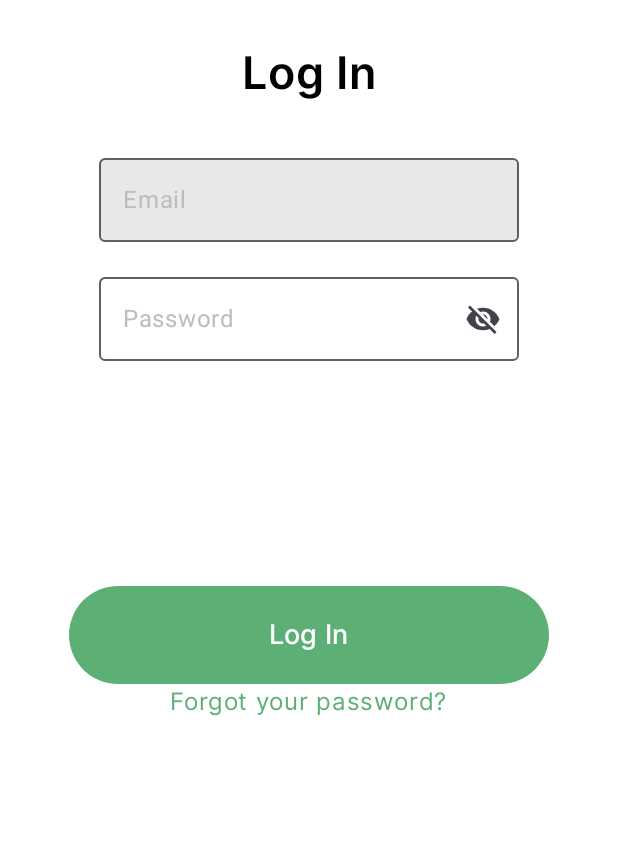
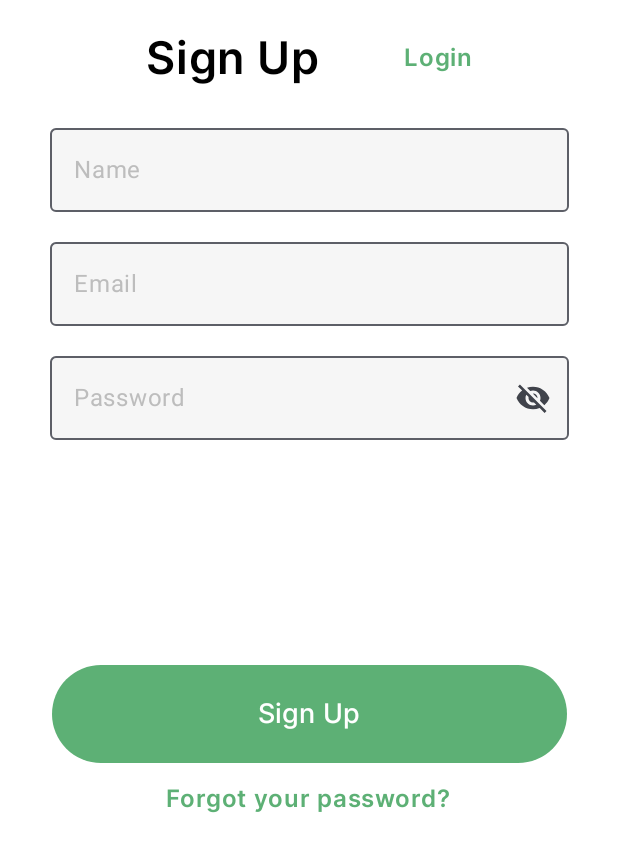
Before and after one commit to gabisponciano/EduApp, an Android app built with Jetpack Compose: the screen it shows after launch (MainActivity), on a phone screen of 412 x 824 dp. Shown: the top 852 px of the screen. Run offline under Robolectric (Android 15) with nearby library versions, the phone set to English and light mode, and no system bars.

Commit message:
Content, class and Sign Up

```diff
--- a/app/src/main/java/com/example/educationapp/LogIn.kt
+++ b/app/src/main/java/com/example/educationapp/LogIn.kt
@@ -38,6 +38,7 @@ import androidx.compose.ui.unit.sp
 import androidx.navigation.NavController
 import androidx.navigation.compose.rememberNavController
 import com.example.educationapp.components.HeaderLog
+import com.example.educationapp.ui.theme.BackField
 import com.example.educationapp.ui.theme.Inter
 import com.example.educationapp.ui.theme.Primary_Green
 import com.example.educationapp.ui.theme.TextFieldBackground
@@ -66,17 +67,23 @@ fun LogIn(navController: NavController){
                 label = { Text(text = ("Email"), color = TextFieldText) },
                 singleLine = true,
                 colors = OutlinedTextFieldDefaults.colors(
-                    focusedContainerColor = TextFieldBackground,
-                    unfocusedContainerColor = TextFieldBackground,
+                    focusedContainerColor = BackField,
+                    unfocusedContainerColor = BackField,
                 ),
-                keyboardOptions = KeyboardOptions(keyboardType = KeyboardType.Email)
+                keyboardOptions = KeyboardOptions(keyboardType = KeyboardType.Email),
+                modifier = Modifier.width(346.dp)
+
             )
 
-            Spacer(modifier = Modifier.height(15.dp))
+            Spacer(modifier = Modifier.height(12.dp))
             OutlinedTextField(value = password,
                 onValueChange = {password = it},
                 singleLine = true,
                 label = { Text(text = "Password", color = TextFieldText)},
+                colors = OutlinedTextFieldDefaults.colors(
+                    focusedContainerColor = BackField,
+                    unfocusedContainerColor = BackField,
+                ),
                 visualTransformation =
                     if(showPassword){
                         VisualTransformation.None
@@ -99,7 +106,8 @@ fun LogIn(navController: NavController){
                             modifier = Modifier.clickable { showPassword = true }
                         )
                     }
-                }
+                },
+                modifier = Modifier.width(346.dp)
                 )
             Spacer(modifier = Modifier.height(150.dp))
             Button(onClick = {
@@ -114,7 +122,7 @@ fun LogIn(navController: NavController){
                 colors = ButtonDefaults.buttonColors(containerColor = Primary_Green),
                 modifier = Modifier
                     .height(65.dp)
-                    .width(320.dp),
+                    .width(343.dp),
                 ) {
                 Text(text = "Log In",
                    fontSize = 18.sp,
@@ -123,10 +131,11 @@ fun LogIn(navController: NavController){
 
 
             }
+            Spacer(modifier = Modifier.height(12.dp))
             Text(text = "Forgot your password?",
                 fontSize = 16.sp,
                 fontFamily = Inter,
-                fontWeight = FontWeight.Normal,
+                fontWeight = FontWeight.SemiBold,
                 color = Primary_Green
 
             )
--- a/app/src/main/java/com/example/educationapp/MainActivity.kt
+++ b/app/src/main/java/com/example/educationapp/MainActivity.kt
@@ -24,12 +24,15 @@ class MainActivity : ComponentActivity() {
         setContent {
             EducationAppTheme {
                 val navController = rememberNavController()
-                NavHost(navController = navController, startDestination = "login"){
+                NavHost(navController = navController, startDestination = "signup"){
                     composable("login"){
                         LogIn(navController)
                     }
                     composable("signup"){
                         SignUp(navController)
+                    }
+                    composable("course"){
+                        Course(navController)
                     }
 
                     }
--- a/app/src/main/java/com/example/educationapp/SignUp.kt
+++ b/app/src/main/java/com/example/educationapp/SignUp.kt
@@ -1,9 +1,177 @@
 package com.example.educationapp
 
+import android.widget.Toast
+import androidx.compose.foundation.background
+import androidx.compose.foundation.clickable
+import androidx.compose.foundation.layout.Arrangement
+import androidx.compose.foundation.layout.Box
+import androidx.compose.foundation.layout.Column
+import androidx.compose.foundation.layout.Spacer
+import androidx.compose.foundation.layout.fillMaxSize
+import androidx.compose.foundation.layout.height
+import androidx.compose.foundation.layout.width
+import androidx.compose.foundation.shape.RoundedCornerShape
+import androidx.compose.foundation.text.KeyboardOptions
+import androidx.compose.material3.Button
+import androidx.compose.material3.ButtonDefaults
+import androidx.compose.material3.Icon
+import androidx.compose.material3.OutlinedTextField
+import androidx.compose.material3.OutlinedTextFieldDefaults
+import androidx.compose.material3.Text
 import androidx.compose.runtime.Composable
+import androidx.compose.runtime.getValue
+import androidx.compose.runtime.mutableStateOf
+import androidx.compose.runtime.remember
+import androidx.compose.runtime.setValue
+import androidx.compose.ui.Alignment
+import androidx.compose.ui.Modifier
+import androidx.compose.ui.draw.clip
+import androidx.compose.ui.graphics.Color
+import androidx.compose.ui.platform.LocalContext
+import androidx.compose.ui.res.painterResource
+import androidx.compose.ui.text.font.FontWeight
+import androidx.compose.ui.text.input.KeyboardType
+import androidx.compose.ui.text.input.PasswordVisualTransformation
+import androidx.compose.ui.text.input.VisualTransformation
+import androidx.compose.ui.tooling.preview.Preview
+import androidx.compose.ui.unit.dp
+import androidx.compose.ui.unit.sp
 import androidx.navigation.NavController
+import androidx.navigation.compose.rememberNavController
+import com.example.educationapp.components.HeaderLog
+import com.example.educationapp.components.HeaderSign
+import com.example.educationapp.ui.theme.BackField
+import com.example.educationapp.ui.theme.Inter
+import com.example.educationapp.ui.theme.Primary_Green
+import com.example.educationapp.ui.theme.TextFieldBackground
+import com.example.educationapp.ui.theme.TextFieldText
 
 @Composable
 fun SignUp(navController: NavController){
+    var name by remember { mutableStateOf("") }
+    var email by remember { mutableStateOf("") }
+    var password by remember { mutableStateOf("") }
+    var showPassword by remember { mutableStateOf(false) }
+    val context = LocalContext.current
 
+    Box(modifier = Modifier
+        .fillMaxSize()
+        .background(Color.White),
+
+    ){
+
+        Column (
+            verticalArrangement = Arrangement.Center,
+            horizontalAlignment = Alignment.CenterHorizontally,
+
+
+        ){
+            HeaderSign(text = "Sign Up", navController)
+
+            OutlinedTextField(value = name,
+                onValueChange = {name = it},
+                label = { Text(text = ("Name"), color = TextFieldText) },
+                singleLine = true,
+                colors = OutlinedTextFieldDefaults.colors(
+                    focusedContainerColor = BackField,
+                    unfocusedContainerColor = BackField,
+                ),
+                keyboardOptions = KeyboardOptions(keyboardType = KeyboardType.Text),
+                modifier = Modifier.width(346.dp)
+
+            )
+            Spacer(modifier = Modifier.height(12.dp))
+
+            OutlinedTextField(value = email,
+                onValueChange = {email = it},
+                label = { Text(text = ("Email"), color = TextFieldText) },
+                singleLine = true,
+                colors = OutlinedTextFieldDefaults.colors(
+                    focusedContainerColor = BackField,
+                    unfocusedContainerColor = BackField,
+                ),
+                keyboardOptions = KeyboardOptions(keyboardType = KeyboardType.Email),
+                modifier = Modifier.width(346.dp)
+
+            )
+
+            Spacer(modifier = Modifier.height(12.dp))
+            OutlinedTextField(value = password,
+                onValueChange = {password = it},
+                singleLine = true,
+                label = { Text(text = "Password", color = TextFieldText) },
+                colors = OutlinedTextFieldDefaults.colors(
+                    focusedContainerColor = BackField,
+                    unfocusedContainerColor = BackField,
+                ),
+                visualTransformation =
+                if(showPassword){
+                    VisualTransformation.None
+                }else{
+                    PasswordVisualTransformation()
+                },
+                keyboardOptions = KeyboardOptions(keyboardType = KeyboardType.Password),
+
+                trailingIcon = {
+                    if (showPassword){
+                        Icon(
+                            painterResource(R.drawable.visibility),
+                            contentDescription = "",
+                            modifier = Modifier.clickable { showPassword = false  }
+                        )
+                    }
+                    else{
+                        Icon(
+                            painterResource(R.drawable.novisibility),
+                            contentDescription = "",
+                            modifier = Modifier.clickable { showPassword = true }
+                        )
+                    }
+                },
+                modifier = Modifier.width(346.dp)
+
+            )
+            Spacer(modifier = Modifier.height(150.dp))
+            Button(onClick = {
+                if(email.isEmpty() || password.isEmpty() || name.isEmpty() ){
+                    Toast.makeText(context, "It Has Empty Fields", Toast.LENGTH_LONG).show()
+                }else{
+                    navController.navigate("course")
+                }
+
+
+            },
+                colors = ButtonDefaults.buttonColors(containerColor = Primary_Green),
+                modifier = Modifier
+                    .height(65.dp)
+                    .width(343.dp),
+            ) {
+                Text(text = "Sign Up",
+                    fontSize = 18.sp,
+                    fontFamily = Inter,
+                    fontWeight = FontWeight.Medium)
+
+
+            }
+            Spacer(modifier = Modifier.height(12.dp))
+            Text(text = "Forgot your password?",
+                fontSize = 16.sp,
+                fontFamily = Inter,
+                fontWeight = FontWeight.SemiBold,
+                color = Primary_Green
+
+            )
+
+
+
+        }
+
+    }
 }
+
+@Preview
+@Composable
+fun SignPreview(){
+    val navController = rememberNavController()
+    SignUp(navController)
+}
--- a/app/src/main/java/com/example/educationapp/components/Header.kt
+++ b/app/src/main/java/com/example/educationapp/components/Header.kt
@@ -1,12 +1,16 @@
 package com.example.educationapp.components
 
 import android.graphics.drawable.Icon
+import androidx.compose.foundation.clickable
+import androidx.compose.foundation.layout.Arrangement
 import androidx.compose.foundation.layout.Box
 import androidx.compose.foundation.layout.Column
 import androidx.compose.foundation.layout.Row
+import androidx.compose.foundation.layout.Spacer
 import androidx.compose.foundation.layout.fillMaxSize
 import androidx.compose.foundation.layout.fillMaxWidth
 import androidx.compose.foundation.layout.padding
+import androidx.compose.foundation.layout.width
 import androidx.compose.material3.Text
 import androidx.compose.runtime.Composable
 import androidx.compose.ui.Alignment
@@ -19,12 +23,13 @@ import androidx.compose.ui.unit.sp
 import androidx.navigation.NavController
 import com.example.educationapp.R
 import com.example.educationapp.ui.theme.Inter
+import com.example.educationapp.ui.theme.Primary_Green
 
 @Composable
-fun HeaderLog(text:String){
+fun HeaderLog(text:String ){
     Box(modifier = Modifier
         .fillMaxWidth()
-        .padding(30.dp),
+        .padding(20.dp),
         contentAlignment = Alignment.Center
 
     )
@@ -39,8 +44,79 @@ fun HeaderLog(text:String){
     }
 }
 
+@Composable
+fun HeaderSign(text: String, navController: NavController){
+    Box(modifier = Modifier
+        .fillMaxWidth()
+        .padding(20.dp),
+        contentAlignment = Alignment.Center
+
+
+    )
+    {
+        Column (horizontalAlignment = Alignment.CenterHorizontally){
+            Row(verticalAlignment = Alignment.CenterVertically){
+                Text(text, fontSize =30.sp, fontFamily = Inter, fontWeight = FontWeight.SemiBold)
+                Spacer(modifier = Modifier.width(56.dp))
+                Text(text = "Login",
+                    fontSize = 16.sp,
+                    fontFamily = Inter,
+                    fontWeight = FontWeight.SemiBold,
+                    color = Primary_Green,
+                    modifier = Modifier.clickable {
+                        navController.navigate("login")
+                    })
+
+            }
+
+        }
+    }
+}
+
+@Composable
+fun HeaderCourse(text: String, navController: NavController){
+    Box(modifier = Modifier
+        .fillMaxWidth()
+        .padding(20.dp),
+        contentAlignment = Alignment.Center
+
+
+    )
+    {
+        Column (horizontalAlignment = Alignment.CenterHorizontally){
+            Row(verticalAlignment = Alignment.CenterVertically){
+                Text(text = "Log Out",
+                    fontSize = 16.sp,
+                    fontFamily = Inter,
+                    fontWeight = FontWeight.SemiBold,
+                    color = Primary_Green,
+                    modifier = Modifier.clickable {
+                        navController.navigate("login")
+                    })
+                Spacer(modifier = Modifier.width(56.dp))
+                Text(text, fontSize =30.sp, fontFamily = Inter, fontWeight = FontWeight.SemiBold)
+                Spacer(modifier = Modifier.width(56.dp))
+                Text(text = "Filter",
+                    fontSize = 16.sp,
+                    fontFamily = Inter,
+                    fontWeight = FontWeight.SemiBold,
+                    color = Primary_Green,
+                    modifier = Modifier.clickable {
+                        navController.navigate("")
+                    })
+
+
+
+            }
+
+        }
+    }
+}
+
+
+
 @Preview
 @Composable
 fun HeaderPreview(){
-    HeaderLog(text = "Course")
+    //HeaderSign("Sign Up",)
 }
--- a/app/src/main/java/com/example/educationapp/ui/theme/Color.kt
+++ b/app/src/main/java/com/example/educationapp/ui/theme/Color.kt
@@ -2,7 +2,7 @@ package com.example.educationapp.ui.theme
 
 import androidx.compose.ui.graphics.Color
 
-
+val BackField = Color(0xFFF6F6F6)
 val Primary_Green = Color(0xFF5DB075)
 val TextFieldBackground = Color(0xFFE8E8E8)
 val TextFieldText = Color(0xFFBDBDBD)
```
Also changed, not shown: app/src/main/java/com/example/educationapp/Course.kt (+76 -0 lines), app/src/main/java/com/example/educationapp/components/SeaechBarUi.kt (added, +33 -0 lines), app/src/main/java/com/example/educationapp/content.kt (added, +70 -0 lines).
